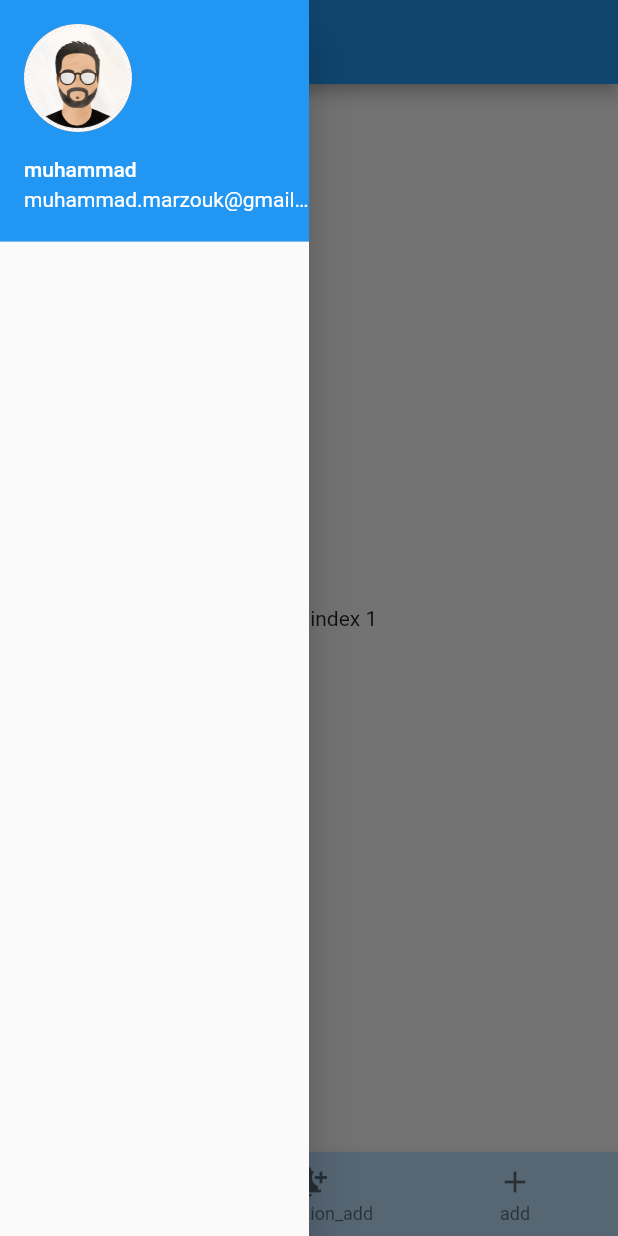
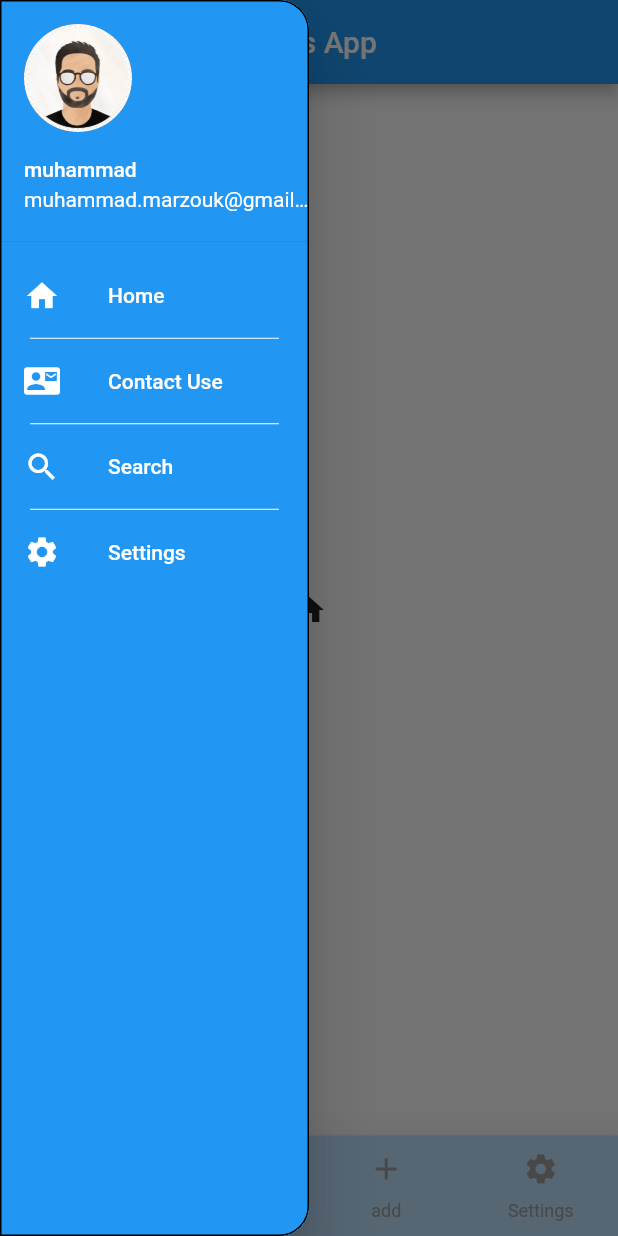
Before and after one commit to muhammad-marzouk/flutter_widgets, a Flutter app: the screen it shows after launch, with the side drawer open, on a phone screen of 412 x 824 dp. Run offline on Flutter 3.47's test engine with Material 2 defaults, Android fonts, the phone set to English and light mode, and no system bars; our stand-ins replace flutter_slidable.

Commit message:
9-10-2023

```diff
--- a/lib/flutter_01/widget_028_drawer_bottomnav/widget_028_drawer_BottomNavigation.dart
+++ b/lib/flutter_01/widget_028_drawer_bottomnav/widget_028_drawer_BottomNavigation.dart
@@ -1,3 +1,4 @@
+
 import 'package:flutter/material.dart';
 
 class DrawerExample extends StatefulWidget {
@@ -8,44 +9,84 @@ class DrawerExample extends StatefulWidget {
 }
 
 class _DrawerExampleState extends State<DrawerExample> {
-  List screenIndex = [
-    'index 1',
-    'index 2',
-    'index 3',
-  ];
+
+static const List<Widget> _pagesList = <Widget> [
+  Icon(Icons.home),
+  Icon(Icons.notification_add),
+  Icon(Icons.add),
+  Icon(Icons.settings),
+];
   int navIndex = 0;
   @override
   Widget build(BuildContext context) {
     double screenWidth = MediaQuery.of(context).size.width;
     return Scaffold(
-      appBar: AppBar(),
+      appBar: AppBar(
+        title: const Text('News App'),
+        centerTitle: true,
+      ),
       body: Center(
-        child: Text(
-          'Screen ${screenIndex[navIndex]}',
-        ),
+        child: _pagesList.elementAt(navIndex),
       ),
       bottomNavigationBar: BottomNavigationBar(
-        items: const <BottomNavigationBarItem>[
+        type: BottomNavigationBarType.fixed,
+        elevation: 20.0,
+        currentIndex: navIndex,
+        backgroundColor: Colors.blue[100],
+        selectedLabelStyle: const TextStyle(
+          color: Colors.deepPurple,
+          decoration: TextDecoration.underline,
+          decorationColor: Colors.deepPurple,
+          decorationStyle: TextDecorationStyle.dashed,
+          fontSize: 20.0,
+        ),
+        selectedIconTheme: IconThemeData(
+          color: Colors.deepPurple,
+        ),
+        selectedItemColor: Colors.deepOrange,
+        unselectedItemColor: Colors.grey,
+        unselectedIconTheme: IconThemeData(
+          color: Colors.grey
+        ),
+        unselectedLabelStyle: TextStyle(
+          color: Colors.grey
+        ),
+        showSelectedLabels: true,
+        showUnselectedLabels: true,
+        onTap: (int index) {
+          setState(() {
+            navIndex = index;
+          });
+        },
+        items:  const <BottomNavigationBarItem>[
           BottomNavigationBarItem(
             icon: Icon(Icons.home),
             label: 'home',
           ),
           BottomNavigationBarItem(
-              icon: Icon(Icons.notification_add), label: 'notification_add'),
+            icon: Icon(Icons.notification_add),
+            label: 'notification_add',
+
+          ),
           BottomNavigationBarItem(
             icon: Icon(Icons.add),
             label: 'add',
           ),
+          BottomNavigationBarItem(
+            icon: Icon(Icons.settings),
+            label: 'Settings',
+          ),
         ],
-        onTap: (int index) {
-          setState(() {
-            navIndex = index;
-          });
-        },
-        currentIndex: navIndex,
-        backgroundColor: Colors.blue[100],
       ),
       drawer: Drawer(
+        shape: const OutlineInputBorder(
+          borderRadius: BorderRadius.only(
+            topRight:Radius.circular(20.0),
+            bottomRight:Radius.circular(20.0),
+          ),
+        ),
+        elevation: 20.0,
+        backgroundColor: Colors.blue,
         width: screenWidth * 0.5,
         child: ListView(
           children: const [
@@ -71,7 +112,38 @@ class _DrawerExampleState extends State<DrawerExample> {
               ),
             ),
             ListTile(
-
+              leading: Icon(Icons.home,color: Colors.white),
+              title: Text('Home',style: TextStyle(color: Colors.white),),
+            ),
+            Divider(
+              height: 1.0,
+              indent: 20.0,
+              endIndent: 20.0,
+              color: Colors.white,
+            ),
+            ListTile(
+              leading: Icon(Icons.contact_mail,color: Colors.white),
+              title: Text('Contact Use',style: TextStyle(color: Colors.white),),
+            ),
+            Divider(
+              height: 1.0,
+              indent: 20.0,
+              endIndent: 20.0,
+              color: Colors.white,
+            ),
+            ListTile(
+              leading: Icon(Icons.search,color: Colors.white),
+              title: Text('Search',style: TextStyle(color: Colors.white),),
+            ),
+            Divider(
+              height: 1.0,
+              indent: 20.0,
+              endIndent: 20.0,
+              color: Colors.white,
+            ),
+            ListTile(
+              leading: Icon(Icons.settings,color: Colors.white),
+              title: Text('Settings',style: TextStyle(color: Colors.white),),
             ),
           ],
         ),
--- a/lib/main.dart
+++ b/lib/main.dart
@@ -1,6 +1,9 @@
 import 'package:flutter/material.dart';
 
+import 'flutter_01/widget_023_024_text_fild/widget_023_024_text_fild.dart';
 import 'flutter_01/widget_028_drawer_bottomnav/widget_028_drawer_BottomNavigation.dart';
+import 'flutter_01/widget_028_drawer_bottomnav/widget_028_drawer_BottomNavigation2.dart';
+import 'flutter_01/widget_028_drawer_bottomnav/widget_028_drawer_BottomNavigation3.dart';
 
 
 void main() => runApp(const MyApp());
@@ -9,7 +12,7 @@ class MyApp extends StatelessWidget {
   const MyApp({super.key});
   @override
   Widget build(BuildContext context) {
-    return MaterialApp(
+    return const MaterialApp(
       debugShowCheckedModeBanner: false,
       home: DrawerExample(),
     );
```
Also changed, not shown: lib/flutter_01/widget_028_drawer_bottomnav/widget_028_drawer_BottomNavigation2.dart (added, +176 -0 lines), lib/flutter_01/widget_028_drawer_bottomnav/widget_028_drawer_BottomNavigation3.dart (added, +155 -0 lines).
